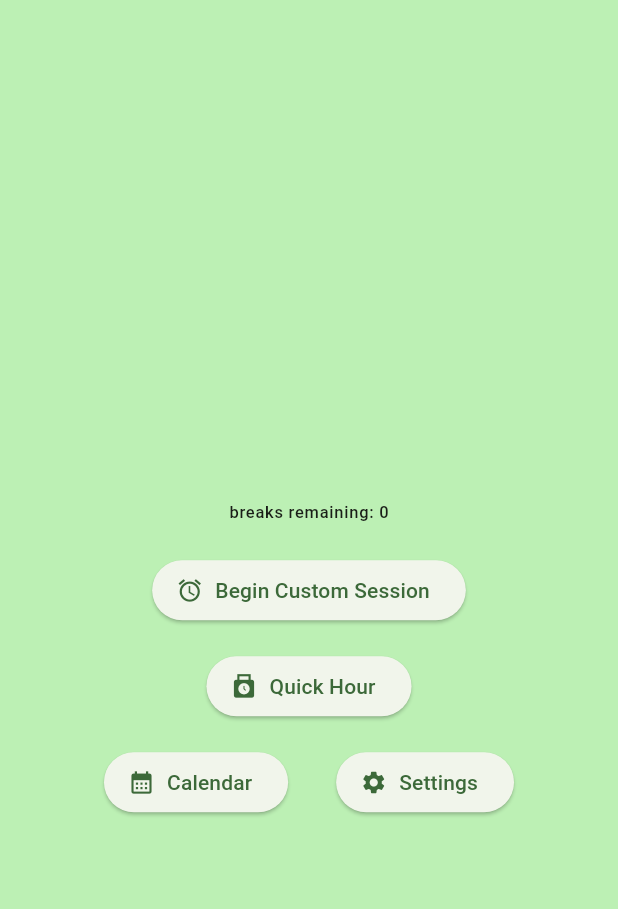
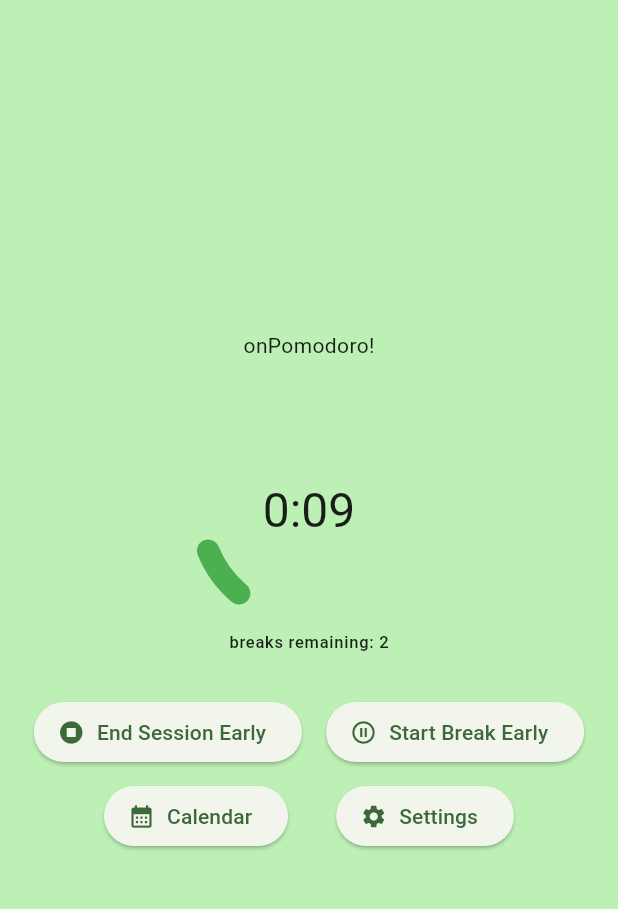
Before and after one commit to GabrielKronfeld/Tomatillo, a Flutter app: the screen it shows after launch, after a tap on "Begin Custom Session", on a phone screen of 412 x 824 dp, the part 84-993 px from its top. Run offline on Flutter 3.47's test engine with Material 3 defaults, Android fonts, the phone set to English and light mode, and no system bars; drawn by our look-alikes of calendar_view, percent_indicator; our stand-ins replace audioplayers, shared_preferences, sqflite; missing offline and left inert: time_planner; accounts and stored records are empty.

Commit message:
upgrading changes and code for flutter 3.24

```diff
--- a/lib/calendar_form.dart
+++ b/lib/calendar_form.dart
@@ -1,6 +1,4 @@
 import 'dart:core';
-import 'dart:ffi';
-import 'package:calendar_view/calendar_view.dart';
 import 'package:flutter/material.dart';
 import 'package:flutter/cupertino.dart';
 import 'package:shared_preferences/shared_preferences.dart';
@@ -9,9 +7,7 @@
 import 'package:tomatillo_flutter/database.dart';
 import 'package:tomatillo_flutter/tptask.dart';
 import 'main.dart';
-import 'settings_page.dart';
 import 'package:flutter/widgets.dart';
-import 'package:path/path.dart';
 import 'package:sqflite/sqflite.dart';
 
 //When you save, post all the data to a sqlite db.
--- a/lib/calendar_modify_form.dart
+++ b/lib/calendar_modify_form.dart
@@ -1,6 +1,5 @@
 import 'dart:core';
 import 'package:flutter/material.dart';
-import 'package:tomatillo_flutter/main_page.dart';
 import 'calendar_form.dart';
 import 'package:tomatillo_flutter/database.dart';
 import 'main.dart';
--- a/lib/calendar_page2.dart
+++ b/lib/calendar_page2.dart
@@ -1,8 +1,8 @@
 import 'package:calendar_view/calendar_view.dart';
-
-import 'main.dart';
 import 'package:flutter/material.dart';
 import 'package:time_planner/time_planner.dart';
+
+//presently deprecated, used for testing sometimes.
 
 class MyCalendarPage2 extends StatefulWidget {
   const MyCalendarPage2({super.key});
@@ -19,7 +19,6 @@
 
   @override
   Widget build(BuildContext context) {
-
 
     List<TimePlannerTask> tasks = [
     TimePlannerTask(
--- a/lib/main_page.dart
+++ b/lib/main_page.dart
@@ -1,19 +1,21 @@
 import 'dart:async';
-import 'dart:io';
 import 'dart:core';
 import 'package:flutter/material.dart';
 import 'settings_page.dart';
 import 'calendar_page.dart';
-import 'calendar_page2.dart';
 import 'timer_indicator.dart';
-import 'package:shared_preferences/shared_preferences.dart';
 //MAKE SURE ALL AUDIO IS IN FLUTTER ASSETS IN THE PUBSPEC.YAML
 import 'package:audioplayers/audioplayers.dart';
+/*
+import 'dart:io';
+import 'calendar_page2.dart';
 import 'package:calendar_view/calendar_view.dart';
 import 'timer_logic.dart';
 import 'all_theme_colors.dart';
 import 'package:sqflite/sqflite.dart';
 import 'package:path/path.dart';
+import 'package:shared_preferences/shared_preferences.dart';
+*/
 import 'main.dart';
 
 /**
@@ -44,7 +46,7 @@
   int timeRemaining = 0; //overflow time when jump to pause/break time.
   bool onBreak = false; //are we on a break or on a work session?
   bool setPaused = false;
-  bool endingBreak=false;
+  bool endingBreak = false;
   bool timerExists = false; //does a timer currently exist/are we on a cycle?
 //we can probably replace this with if mainVars['Total Cycles']>1? no. if we pause the timer then we need to
 //save time remaining, kill timer, run remaining time on a single timer, then run regular timer again, right?
@@ -67,6 +69,7 @@
 
   @override
   void initState() {
+    super.initState();
     print('in init!');
     print(mytable);
     //this never hits since we don't reload the state, and it's false on init.
@@ -103,9 +106,9 @@
         if (!(mainTimerCount < 1 || setPaused)) {
           //if we don't have an end condition, tick a second.
           mainTimerCount--;
-          if (endingBreak==true){
-            endingBreak=false;
-            mainTimerCount=0;
+          if (endingBreak == true) {
+            endingBreak = false;
+            mainTimerCount = 0;
           }
         } else {
           //all end conditions/swap state logic
@@ -194,23 +197,19 @@
   breakOrAlterSession(onBreak) {
     print('timer: $timerExists');
     if (!timerExists) {
-      return Column(
-        mainAxisAlignment: MainAxisAlignment.center,
-        children: [
-          Column(
-        mainAxisAlignment: MainAxisAlignment.center,
-        children: [
+      return Column(mainAxisAlignment: MainAxisAlignment.center, children: [
         ElevatedButton.icon(
           onPressed: () {
-                  _startPomodoro(null, nullnull, null);
+            _startPomodoro(null, null);
           },
           icon: const Icon(Icons.access_alarm),
 
           //add padding here, and later remove the + button for a nav bar at the bottom
           label: const Text("Begin Custom Session"),
-          )),
+        ),
+
         Padding(
-                padding: const EdgeInsets.all(16.0),
+          padding: const EdgeInsets.all(8.0),
           child: ElevatedButton.icon(
             //we should find a way to add a 5 minute break specifically for this.
             onPressed: () {
@@ -223,7 +222,6 @@
                   _startPomodoro(1200, 3);
                 }
               });
-
             },
             icon: const Icon(Icons.punch_clock),
             label: (!mytable['runinstantTimer'])
@@ -231,11 +229,12 @@
                 : Text("Quick Event"),
           ),
         ),
-        ],
 
-      );
+      ]);
     } else {
-      return (Row(
+      return Padding(
+        padding: const EdgeInsets.all(8.0),
+        child: (Row(
           mainAxisAlignment: MainAxisAlignment.center,
           children: [
             ElevatedButton.icon(
@@ -259,9 +258,7 @@
                       print("object");
                       setState(() {
                         onBreak = false;
-                      endingBreak=true;
-
-
+                        endingBreak = true;
                       });
                     },
                     icon: const Icon(Icons.pause_circle_outline),
@@ -271,7 +268,8 @@
                     label: const Text("End Break Early"),
                   )),
           ],
-      ));
+        )),
+      );
     }
   }
 
@@ -283,7 +281,7 @@
     // than having to individually change instances of widgets.
     int minutes = (mainTimerCount / 60).floor();
     int seconds = mainTimerCount % 60;
-    int currentIndex = 1;
+    int currentIndex = 1;//isn't used..? we need to fix this algorithm.
     Widget beginOrAlterSession = breakOrAlterSession(onBreak);
 
     return Center(
--- a/lib/timer_indicator.dart
+++ b/lib/timer_indicator.dart
@@ -2,6 +2,7 @@
 import 'main.dart';
 import 'package:percent_indicator/percent_indicator.dart';
 
+// ignore: must_be_immutable
 class TimerIndicator extends StatefulWidget {
   //DONE: call parent class to refresh so we can have the timer be invisible until the timer starts, so we get
   //rid of that super weird looking 2/3 circle.
--- a/lib/timer_logic.dart
+++ b/lib/timer_logic.dart
@@ -1,4 +1,4 @@
-import 'main.dart';
+//import 'main.dart';
 
 
 
```
Also changed, not shown: lib/main.dart (+0 -10 lines), 4 other files. Lines whose indentation alone changed are shown as unchanged.
